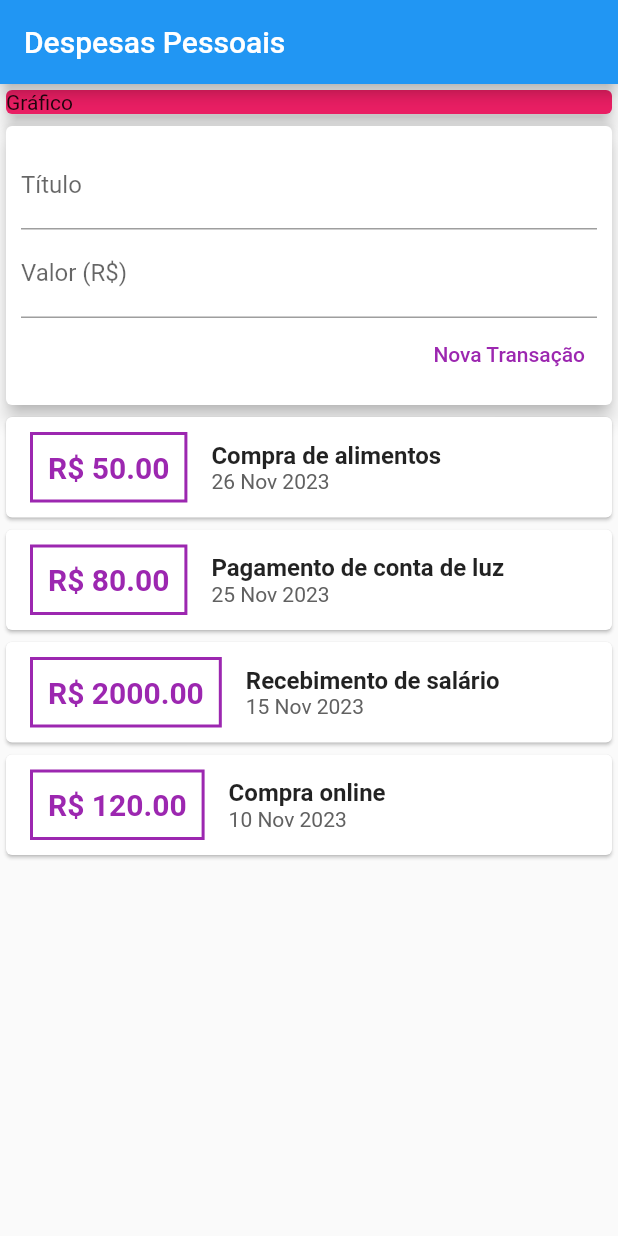
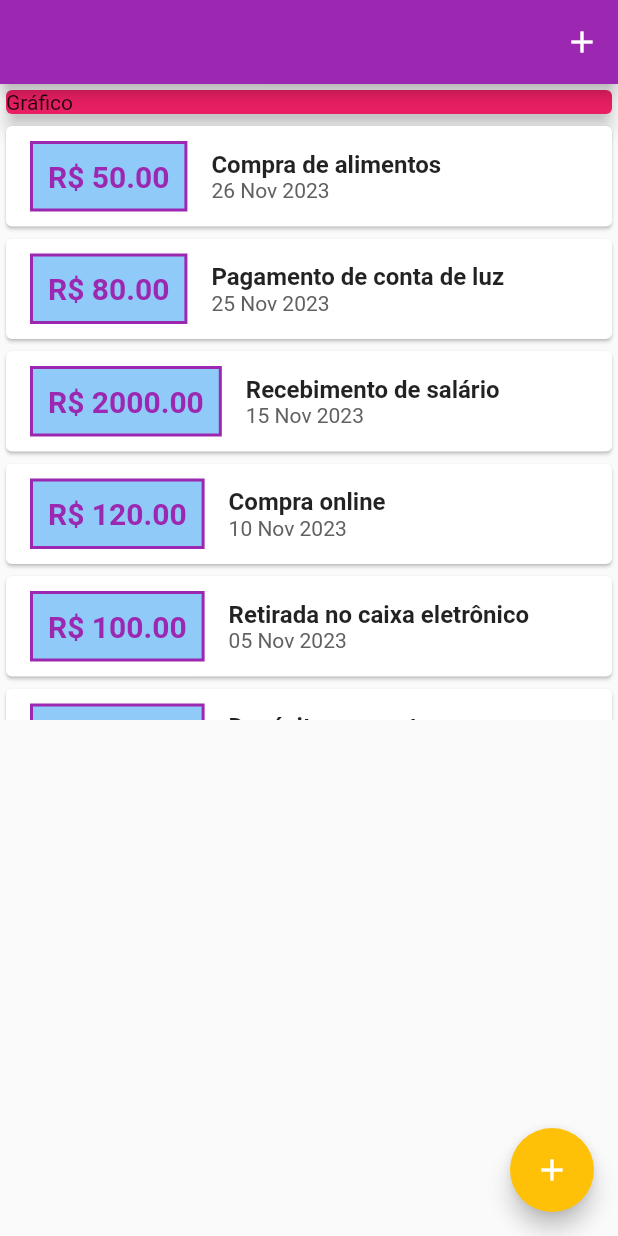
Before and after one commit to RafaellaBarbosa/expenses_app, a Flutter app: the screen it shows after launch, on a phone screen of 412 x 824 dp. Run offline on Flutter 3.47's test engine with Material 2 defaults, Android fonts, the phone set to English and light mode, and no system bars; Roboto replaces fonts that are missing (OpenSans).

Commit message:
fix: remove transationUser

```diff
--- a/lib/components/transaction_form.dart
+++ b/lib/components/transaction_form.dart
@@ -1,15 +1,21 @@
 import 'package:flutter/material.dart';
 
-class TransactionForm extends StatelessWidget {
-  TransactionForm({
+class TransactionForm extends StatefulWidget {
+  const TransactionForm({
     super.key,
     required this.onSubmit,
   });
 
+  final void Function(String, double) onSubmit;
+
+  @override
+  State<TransactionForm> createState() => _TransactionFormState();
+}
+
+class _TransactionFormState extends State<TransactionForm> {
   final TextEditingController titleController = TextEditingController();
+
   final TextEditingController valueController = TextEditingController();
-
-  final void Function(String, double) onSubmit;
 
   @override
   Widget build(BuildContext context) {
@@ -24,18 +30,20 @@ class TransactionForm extends StatelessWidget {
               decoration: const InputDecoration(labelText: "Título"),
               controller: titleController,
               keyboardType: TextInputType.text,
+              onFieldSubmitted: (_) => _submitForm,
             ),
             TextFormField(
               decoration: const InputDecoration(labelText: "Valor (R\$)"),
               controller: valueController,
               keyboardType:
                   const TextInputType.numberWithOptions(decimal: true),
+              onFieldSubmitted: (_) {
+                _submitForm;
+              },
             ),
             TextButton(
               onPressed: () {
-                final title = titleController.text;
-                final value = double.tryParse(valueController.text) ?? 0.0;
-                onSubmit(title, value);
+                _submitForm();
               },
               child: const Text(
                 "Nova Transação",
@@ -47,4 +55,15 @@ class TransactionForm extends StatelessWidget {
       ),
     );
   }
+
+  _submitForm() {
+    final title = titleController.text;
+    final value = double.tryParse(valueController.text);
+
+    if (title.isEmpty || value == null) {
+      return;
+    }
+
+    widget.onSubmit(title, value);
+  }
 }
--- a/lib/components/transaction_list.dart
+++ b/lib/components/transaction_list.dart
@@ -13,7 +13,7 @@ class TransactionList extends StatelessWidget {
   @override
   Widget build(BuildContext context) {
     return SizedBox(
-      height: 300,
+      height: 400,
       child: ListView.builder(
         itemCount: transactions.length,
         itemBuilder: (BuildContext context, int index) {
@@ -24,11 +24,18 @@ class TransactionList extends StatelessWidget {
                   mainAxisAlignment: MainAxisAlignment.start,
                   children: [
                     Container(
+                      padding: const EdgeInsets.all(10),
                       margin: const EdgeInsets.symmetric(
-                          horizontal: 16, vertical: 10),
+                        horizontal: 16,
+                        vertical: 10,
+                      ),
                       decoration: BoxDecoration(
-                          border: Border.all(color: Colors.purple, width: 2)),
-                      padding: const EdgeInsets.all(10),
+                        color: Theme.of(context).colorScheme.background,
+                        border: Border.all(
+                          color: Colors.purple,
+                          width: 2,
+                        ),
+                      ),
                       child: Text(
                         "R\$ ${transactions[index].value.toStringAsFixed(2)}",
                         style: const TextStyle(
--- a/lib/components/transaction_user.dart
+++ /dev/null
@@ -1,120 +0,0 @@
-import 'dart:math';
-
-import 'package:expenses_app/components/transaction_form.dart';
-import 'package:expenses_app/components/transaction_list.dart';
-import 'package:expenses_app/models/transaction.dart';
-import 'package:flutter/material.dart';
-
-class TransactionUser extends StatefulWidget {
-  const TransactionUser(
-      {super.key,
-      required this.titleController,
-      required this.valueController,
-      this.onChanged});
-
-  final TextEditingController titleController;
-  final TextEditingController valueController;
-  final void Function(String)? onChanged;
-
-  @override
-  State<TransactionUser> createState() => _TransactionUserState();
-}
-
-class _TransactionUserState extends State<TransactionUser> {
-  _addTransaction(String title, double value) {
-    final newTransaction = Transaction(
-      id: Random().nextInt.toString(),
-      title: title,
-      value: value,
-      date: DateTime.now(),
-    );
-    setState(() {
-      _transactions.add(newTransaction);
-    });
-  }
-
-  final _transactions = [
-    Transaction(
-      id: "1",
-      title: "Compra de alimentos",
-      value: 50.0,
-      date: DateTime.now(),
-    ),
-    Transaction(
-      id: "2",
-      title: "Pagamento de conta de luz",
-      value: 80.0,
-      date: DateTime(2023, 11, 25),
-    ),
-    Transaction(
-      id: "3",
-      title: "Recebimento de salário",
-      value: 2000.0,
-      date: DateTime(2023, 11, 15),
-    ),
-    Transaction(
-      id: "4",
-      title: "Compra online",
-      value: 120.0,
-      date: DateTime(2023, 11, 10),
-    ),
-    Transaction(
-      id: "5",
-      title: "Retirada no caixa eletrônico",
-      value: 100.0,
-      date: DateTime(2023, 11, 5),
-    ),
-    Transaction(
-      id: "6",
-      title: "Depósito em conta",
-      value: 300.0,
-      date: DateTime(2023, 10, 30),
-    ),
-    Transaction(
-      title: "Compras de eletrônicos",
-      value: 1200.0,
-      date: DateTime(2023, 11, 23),
-      id: '7',
-    ),
-    Transaction(
-      title: "Aluguel",
-      value: 800.0,
-      date: DateTime(2023, 11, 1),
-      id: '',
-    ),
-    Transaction(
-      id: '',
-      title: "Restaurante",
-      value: 70.0,
-      date: DateTime(2023, 10, 28),
-    ),
-    Transaction(
-      id: '',
-      title: "Presente de aniversário",
-      value: 50.0,
-      date: DateTime(2023, 10, 15),
-    ),
-    Transaction(
-      id: '',
-      title: "Assinatura mensal",
-      value: 15.0,
-      date: DateTime(2023, 9, 30),
-    ),
-    Transaction(
-      id: '',
-      title: "Gás de cozinha",
-      value: 60.0,
-      date: DateTime(2023, 9, 22),
-    ),
-  ];
-
-  @override
-  Widget build(BuildContext context) {
-    return Column(
-      children: [
-        TransactionForm(onSubmit: _addTransaction),
-        TransactionList(transactions: _transactions),
-      ],
-    );
-  }
-}
--- a/lib/main.dart
+++ b/lib/main.dart
@@ -1,4 +1,8 @@
-import 'package:expenses_app/components/transaction_user.dart';
+import 'dart:math';
+
+import 'package:expenses_app/components/transaction_form.dart';
+import 'package:expenses_app/components/transaction_list.dart';
+import 'package:expenses_app/models/transaction.dart';
 import 'package:flutter/material.dart';
 
 void main(List<String> args) {
@@ -10,10 +14,31 @@ class ExpensesApp extends StatelessWidget {
 
   @override
   Widget build(BuildContext context) {
-    return const MaterialApp(
-      home: MyHomePage(),
-      themeMode: ThemeMode.system,
+    final ThemeData tema = ThemeData();
+    return MaterialApp(
+      home: const MyHomePage(),
       debugShowCheckedModeBanner: false,
+      theme: tema.copyWith(
+        colorScheme: tema.colorScheme.copyWith(
+          primary: Colors.purple,
+          secondary: Colors.amber,
+        ),
+        textTheme: tema.textTheme.copyWith(
+          titleLarge: const TextStyle(
+            fontFamily: 'OpenSans',
+            fontSize: 18,
+            fontWeight: FontWeight.bold,
+            color: Colors.black,
+          ),
+        ),
+        appBarTheme: const AppBarTheme(
+          titleTextStyle: TextStyle(
+              fontFamily: 'OpenSans',
+              fontSize: 20,
+              fontWeight: FontWeight.bold,
+              color: Colors.purple),
+        ),
+      ),
     );
   }
 }
@@ -26,14 +51,112 @@ class MyHomePage extends StatefulWidget {
 }
 
 class _MyHomePageState extends State<MyHomePage> {
-  final titleController = TextEditingController();
-  final valueController = TextEditingController();
+  final _transactions = [
+    Transaction(
+      id: "1",
+      title: "Compra de alimentos",
+      value: 50.0,
+      date: DateTime.now(),
+    ),
+    Transaction(
+      id: "2",
+      title: "Pagamento de conta de luz",
+      value: 80.0,
+      date: DateTime(2023, 11, 25),
+    ),
+    Transaction(
+      id: "3",
+      title: "Recebimento de salário",
+      value: 2000.0,
+      date: DateTime(2023, 11, 15),
+    ),
+    Transaction(
+      id: "4",
+      title: "Compra online",
+      value: 120.0,
+      date: DateTime(2023, 11, 10),
+    ),
+    Transaction(
+      id: "5",
+      title: "Retirada no caixa eletrônico",
+      value: 100.0,
+      date: DateTime(2023, 11, 5),
+    ),
+    Transaction(
+      id: "6",
+      title: "Depósito em conta",
+      value: 300.0,
+      date: DateTime(2023, 10, 30),
+    ),
+    Transaction(
+      title: "Compras de eletrônicos",
+      value: 1200.0,
+      date: DateTime(2023, 11, 23),
+      id: '7',
+    ),
+    Transaction(
+      title: "Aluguel",
+      value: 800.0,
+      date: DateTime(2023, 11, 1),
+      id: '',
+    ),
+    Transaction(
+      id: '',
+      title: "Restaurante",
+      value: 70.0,
+      date: DateTime(2023, 10, 28),
+    ),
+    Transaction(
+      id: '',
+      title: "Presente de aniversário",
+      value: 50.0,
+      date: DateTime(2023, 10, 15),
+    ),
+    Transaction(
+      id: '',
+      title: "Assinatura mensal",
+      value: 15.0,
+      date: DateTime(2023, 9, 30),
+    ),
+    Transaction(
+      id: '',
+      title: "Gás de cozinha",
+      value: 60.0,
+      date: DateTime(2023, 9, 22),
+    ),
+  ];
+  _addTransaction(String title, double value) {
+    final newTransaction = Transaction(
+      id: Random().nextInt.toString(),
+      title: title,
+      value: value,
+      date: DateTime.now(),
+    );
+    setState(() {
+      _transactions.add(newTransaction);
+    });
+    Navigator.of(context).pop();
+  }
+
+  _openTransactionFormModal(BuildContext context) {
+    showModalBottomSheet(
+        context: context,
+        builder: (context) {
+          return TransactionForm(onSubmit: _addTransaction);
+        });
+  }
 
   @override
   Widget build(BuildContext context) {
     return Scaffold(
       appBar: AppBar(
         title: const Text("Despesas Pessoais"),
+        actions: [
+          IconButton(
+            onPressed: () => _openTransactionFormModal(context),
+            icon: const Icon(Icons.add),
+          ),
+        ],
       ),
       body: SingleChildScrollView(
         child: Column(
@@ -44,11 +167,16 @@ class _MyHomePageState extends State<MyHomePage> {
               elevation: 5,
               child: Text('Gráfico'),
             ),
-            TransactionUser(
-              titleController: titleController,
-              valueController: valueController,
-            ),
+            TransactionList(transactions: _transactions),
           ],
+        ),
+      ),
+      floatingActionButton: FloatingActionButton(
+        onPressed: () {
+          _openTransactionFormModal(context);
+        },
+        child: const Icon(
+          Icons.add,
         ),
       ),
     );
```
